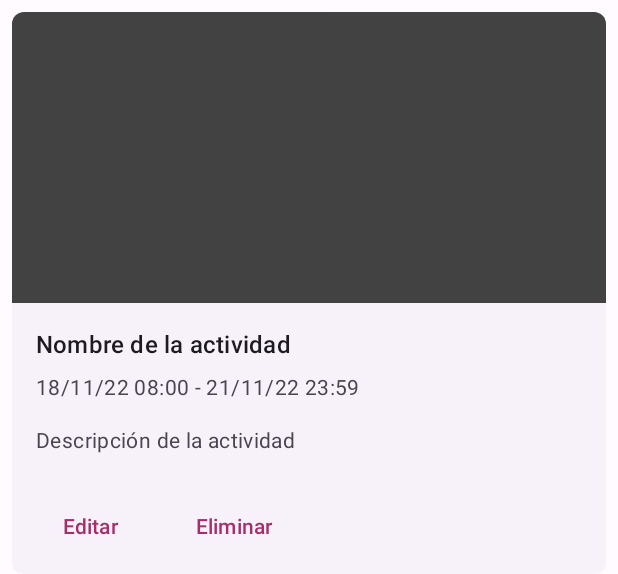
After one commit to joelsilvera/IOT_LAB6, an Android app: the layout item_actividad.xml on its own in the app's theme, with its tools: preview values and no code run, on a phone screen of 412 x 824 dp. The commit adds this screen. Shown: the top 574 px of the screen. Run offline under Robolectric (Android 15) with nearby library versions, the phone set to English and light mode, and no system bars.

Commit message:
Layout Card

```diff
--- a/app/src/main/java/com/example/labiot5/AgendaActivity.java
+++ b/app/src/main/java/com/example/labiot5/AgendaActivity.java
@@ -10,5 +10,7 @@ public class AgendaActivity extends AppCompatActivity {
     protected void onCreate(Bundle savedInstanceState) {
         super.onCreate(savedInstanceState);
         setContentView(R.layout.activity_agenda);
+
+
     }
 }
--- a/app/src/main/java/com/example/labiot5/MainActivity.java
+++ b/app/src/main/java/com/example/labiot5/MainActivity.java
@@ -14,6 +14,7 @@ import com.firebase.ui.auth.AuthUI;
 import com.firebase.ui.auth.FirebaseAuthUIActivityResultContract;
 import com.firebase.ui.auth.IdpResponse;
 import com.firebase.ui.auth.data.model.FirebaseAuthUIAuthenticationResult;
+import com.google.firebase.auth.FirebaseAuth;
 import com.google.firebase.database.FirebaseDatabase;
 
 import java.util.Arrays;
@@ -41,6 +42,13 @@ public class MainActivity extends AppCompatActivity {
         setContentView(R.layout.activity_main);
 
         firebaseDatabase = FirebaseDatabase.getInstance();
+
+        if(FirebaseAuth.getInstance().getCurrentUser()!=null){
+            startActivity(new Intent(MainActivity.this, AgendaActivity.class));
+            finish();
+            return;
+        }
+
         Button btnLogin = findViewById(R.id.comenzar_btn);
         btnLogin.setOnClickListener(new View.OnClickListener() {
             @Override
--- /dev/null
+++ b/app/src/main/res/drawable/ic_baseline_delete_24.xml
@@ -0,0 +1,5 @@
+<vector android:height="24dp" android:tint="#000000"
+    android:viewportHeight="24" android:viewportWidth="24"
+    android:width="24dp" xmlns:android="http://schemas.android.com/apk/res/android">
+    <path android:fillColor="@android:color/white" android:pathData="M6,19c0,1.1 0.9,2 2,2h8c1.1,0 2,-0.9 2,-2V7H6v12zM19,4h-3.5l-1,-1h-5l-1,1H5v2h14V4z"/>
+</vector>
--- /dev/null
+++ b/app/src/main/res/drawable/ic_baseline_edit_24.xml
@@ -0,0 +1,5 @@
+<vector android:height="24dp" android:tint="#000000"
+    android:viewportHeight="24" android:viewportWidth="24"
+    android:width="24dp" xmlns:android="http://schemas.android.com/apk/res/android">
+    <path android:fillColor="@android:color/white" android:pathData="M3,17.25V21h3.75L17.81,9.94l-3.75,-3.75L3,17.25zM20.71,7.04c0.39,-0.39 0.39,-1.02 0,-1.41l-2.34,-2.34c-0.39,-0.39 -1.02,-0.39 -1.41,0l-1.83,1.83 3.75,3.75 1.83,-1.83z"/>
+</vector>
--- a/app/src/main/res/layout/activity_agenda.xml
+++ b/app/src/main/res/layout/activity_agenda.xml
@@ -6,4 +6,14 @@
     android:layout_height="match_parent"
     tools:context=".AgendaActivity">
 
+    <androidx.recyclerview.widget.RecyclerView
+        android:layout_marginHorizontal="16dp"
+        tools:listitem="@layout/item_actividad"
+
+        android:layout_width="0dp"
+        android:layout_height="0dp"
+        app:layout_constraintBottom_toBottomOf="parent"
+        app:layout_constraintEnd_toEndOf="parent"
+        app:layout_constraintStart_toStartOf="parent"
+        app:layout_constraintTop_toTopOf="parent" />
 </androidx.constraintlayout.widget.ConstraintLayout>
--- /dev/null
+++ b/app/src/main/res/layout/item_actividad.xml
@@ -0,0 +1,68 @@
+<?xml version="1.0" encoding="utf-8"?>
+<androidx.cardview.widget.CardView xmlns:android="http://schemas.android.com/apk/res/android"
+    xmlns:app="http://schemas.android.com/apk/res-auto"
+    android:layout_margin="8dp"
+    style="?attr/materialCardViewElevatedStyle"
+    app:cardCornerRadius="8dp"
+    android:layout_width="match_parent"
+    android:layout_height="wrap_content">
+
+    <LinearLayout
+        android:layout_width="match_parent"
+        android:layout_height="wrap_content"
+        android:orientation="vertical">
+
+        <ImageView
+            android:layout_width="match_parent"
+            android:layout_height="194dp"
+            android:src="@color/cardview_dark_background"
+            android:scaleType="centerCrop"/>
+
+        <LinearLayout
+            android:layout_width="match_parent"
+            android:layout_height="wrap_content"
+            android:orientation="vertical"
+            android:padding="16dp">
+            <!-- Title, secondary and supporting text -->
+            <TextView
+                android:layout_width="wrap_content"
+                android:layout_height="wrap_content"
+                android:text="Nombre de la actividad"
+                android:textAppearance="?attr/textAppearanceTitleMedium" />
+            <TextView
+                android:layout_width="wrap_content"
+                android:layout_height="wrap_content"
+                android:layout_marginTop="8dp"
+                android:text="18/11/22 08:00 - 21/11/22 23:59"
+                android:textAppearance="?attr/textAppearanceBodyMedium"
+                android:textColor="?android:attr/textColorSecondary" />
+            <TextView
+                android:layout_width="wrap_content"
+                android:layout_height="wrap_content"
+                android:layout_marginTop="16dp"
+                android:text="Descripción de la actividad"
+                android:textAppearance="?attr/textAppearanceBodyMedium"
+                android:textColor="?android:attr/textColorSecondary" />
+        </LinearLayout>
+
+        <!-- Buttons -->
+        <LinearLayout
+            android:layout_width="wrap_content"
+            android:layout_height="wrap_content"
+            android:layout_margin="8dp"
+            android:orientation="horizontal">
+            <com.google.android.material.button.MaterialButton
+                android:layout_width="wrap_content"
+                android:layout_height="wrap_content"
+                android:layout_marginEnd="8dp"
+                android:text="Editar"
+                style="?attr/borderlessButtonStyle" />
+            <com.google.android.material.button.MaterialButton
+                android:layout_width="wrap_content"
+                android:layout_height="wrap_content"
+                android:text="Eliminar"
+                style="?attr/borderlessButtonStyle" />
+        </LinearLayout>
+
+    </LinearLayout>
+</androidx.cardview.widget.CardView>
```
